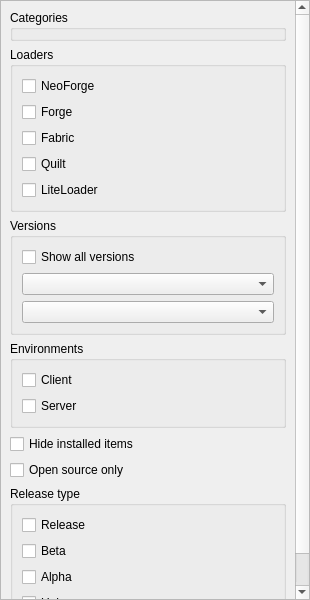
The window that launcher/ui/widgets/ModFilterWidget.ui (mario638/ElectryLauncher) describes before a commit, drawn with Qt 5.
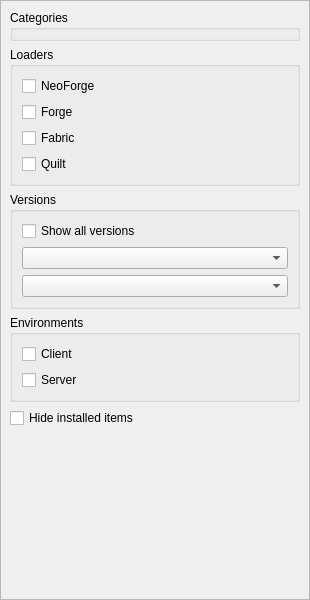
The same window after the commit. Custom widgets are drawn as their Qt base class.

What changed in the file:
```diff
--- a/launcher/ui/widgets/ModFilterWidget.ui
+++ b/launcher/ui/widgets/ModFilterWidget.ui
@@ -63,8 +63,8 @@
        <rect>
         <x>0</x>
         <y>0</y>
-        <width>294</width>
-        <height>781</height>
+        <width>308</width>
+        <height>598</height>
        </rect>
       </property>
       <layout class="QVBoxLayout" name="verticalLayout">
@@ -121,13 +121,6 @@
             </property>
            </widget>
           </item>
-          <item>
-           <widget class="QCheckBox" name="liteLoader">
-            <property name="text">
-             <string>LiteLoader</string>
-            </property>
-           </widget>
-          </item>
          </layout>
         </widget>
        </item>
@@ -195,50 +188,6 @@
          </property>
         </widget>
        </item>
-       <item>
-        <widget class="QCheckBox" name="openSource">
-         <property name="text">
-          <string>Open source only</string>
-         </property>
-        </widget>
-       </item>
-       <item>
-        <widget class="QGroupBox" name="releaseGroup">
-         <property name="title">
-          <string>Release type</string>
-         </property>
-         <layout class="QVBoxLayout" name="verticalLayout_6">
-          <item>
-           <widget class="QCheckBox" name="releaseCb">
-            <property name="text">
-             <string>Release</string>
-            </property>
-           </widget>
-          </item>
-          <item>
-           <widget class="QCheckBox" name="betaCb">
-            <property name="text">
-             <string>Beta</string>
-            </property>
-           </widget>
-          </item>
-          <item>
-           <widget class="QCheckBox" name="alphaCb">
-            <property name="text">
-             <string>Alpha</string>
-            </property>
-           </widget>
-          </item>
-          <item>
-           <widget class="QCheckBox" name="unknownCb">
-            <property name="text">
-             <string>Unknown</string>
-            </property>
-           </widget>
-          </item>
-         </layout>
-        </widget>
-       </item>
        <item>
         <spacer name="verticalSpacer">
          <property name="orientation">
```
